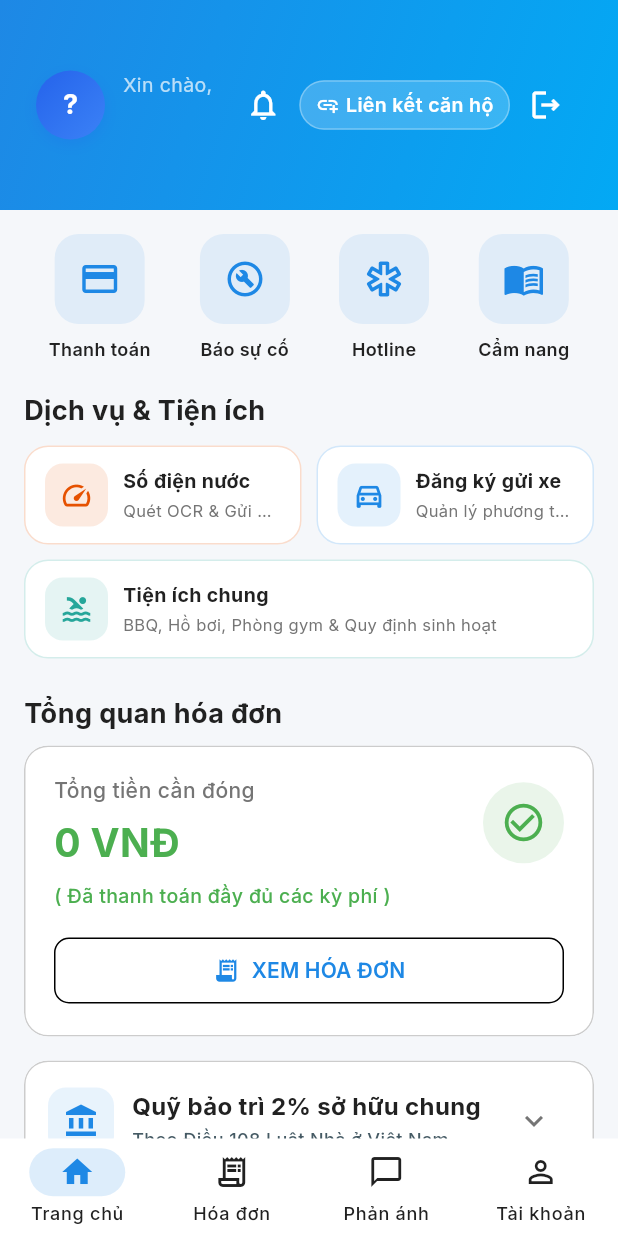
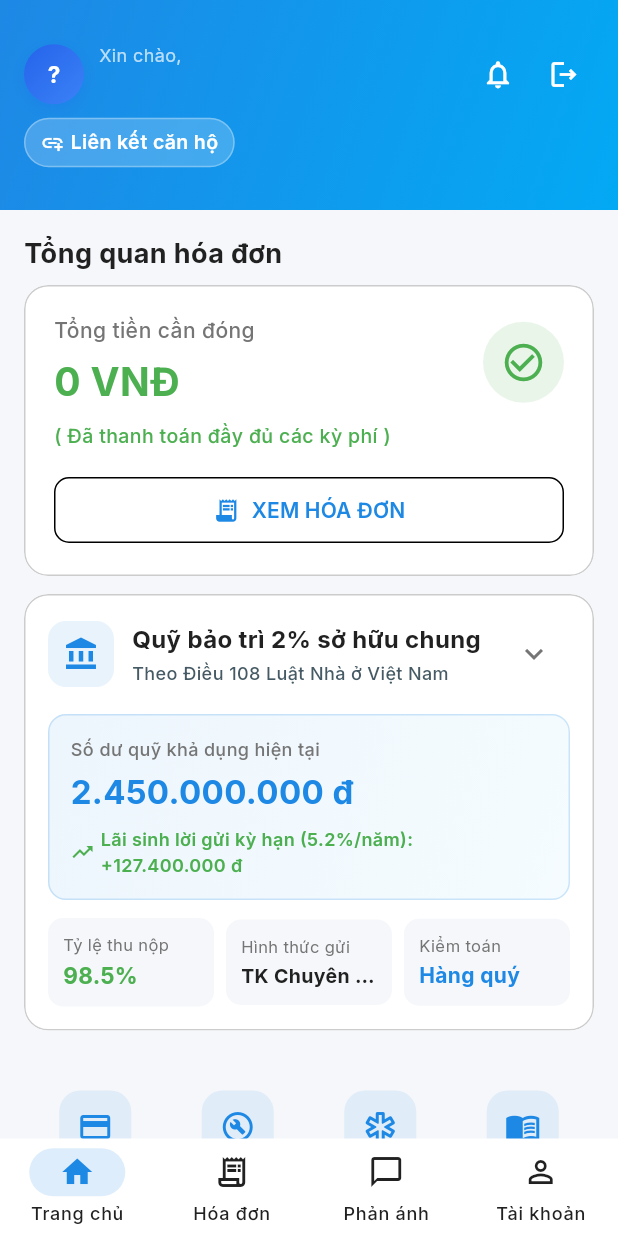
Before and after one commit to PVM-05/PKA-Home, a Flutter app: the screen it shows once a user with an empty profile is signed in, on a phone screen of 412 x 824 dp. Run offline on Flutter 3.47's test engine with Material 3 defaults, Android fonts, the phone set to English and light mode, and no system bars; drawn by our look-alikes of flutter_animate; our stand-ins replace firebase_core, firebase_messaging, fl_chart, flutter_dotenv, flutter_local_notifications, flutter_riverpod and 10 more; missing offline and left inert: excel; accounts and stored records are empty; network calls fail.

Commit message:
feat(resident): tai cau truc trang chu cu dan uu tien hoa don va luoi thao tac U1

```diff
--- a/lib/features/resident/screens/resident_home_screen.dart
+++ b/lib/features/resident/screens/resident_home_screen.dart
@@ -327,21 +327,20 @@ class _ResidentHomeScreenState extends ConsumerState<ResidentHomeScreen> {
               ),
               child: SafeArea(
                 child: Padding(
-                  padding: const EdgeInsets.symmetric(horizontal: 24.0, vertical: 16.0),
-                  child: Row(
-                    crossAxisAlignment: CrossAxisAlignment.center,
-                    mainAxisAlignment: MainAxisAlignment.spaceBetween,
+                  padding: const EdgeInsets.symmetric(horizontal: 16.0, vertical: 12.0),
+                  child: Column(
+                    mainAxisAlignment: MainAxisAlignment.center,
+                    crossAxisAlignment: CrossAxisAlignment.start,
                     children: [
-                      Expanded(
-                        child: Row(
+                      Row(
                         children: [
                           AppAvatar(
                             name: fullName,
-                              size: 46,
-                              fontSize: 18,
+                            size: 40,
+                            fontSize: 15,
                             onTap: () => _onItemTapped(3),
                           ),
-                            const SizedBox(width: 12),
+                          const SizedBox(width: 10),
                           Expanded(
                             child: Column(
                               crossAxisAlignment: CrossAxisAlignment.start,
@@ -349,7 +348,7 @@ class _ResidentHomeScreenState extends ConsumerState<ResidentHomeScreen> {
                               children: [
                                 const Text(
                                   'Xin chào,',
-                                    style: TextStyle(color: Colors.white70, fontSize: 13),
+                                  style: TextStyle(color: Colors.white70, fontSize: 12),
                                 ),
                                 const SizedBox(height: 2),
                                 Text(
@@ -358,28 +357,26 @@ class _ResidentHomeScreenState extends ConsumerState<ResidentHomeScreen> {
                                   overflow: TextOverflow.ellipsis,
                                   style: const TextStyle(
                                     color: Colors.white,
-                                      fontSize: 18,
+                                    fontSize: 16,
                                     fontWeight: FontWeight.bold,
                                   ),
                                 ),
                               ],
                             ),
                           ),
-                          ],
-                        ),
-                      ),
                           const SizedBox(width: 8),
-                      Row(
-                        children: [
                           Consumer(
                             builder: (context, ref, _) {
                               final unreadCount = ref.watch(unreadNotificationsCountProvider);
                               return IconButton(
+                                visualDensity: VisualDensity.compact,
+                                padding: EdgeInsets.zero,
+                                constraints: const BoxConstraints(minWidth: 36, minHeight: 36),
                                 icon: Badge(
                                   isLabelVisible: unreadCount > 0,
                                   label: Text('$unreadCount'),
                                   backgroundColor: AppStatusColors.unpaid,
-                                  child: const Icon(Icons.notifications_outlined, color: Colors.white, size: 24),
+                                  child: const Icon(Icons.notifications_outlined, color: Colors.white, size: 22),
                                 ),
                                 tooltip: 'Thông báo',
                                 onPressed: () {
@@ -388,14 +385,19 @@ class _ResidentHomeScreenState extends ConsumerState<ResidentHomeScreen> {
                               );
                             },
                           ),
-                          const ApartmentSwitcherChip(),
+                          const SizedBox(width: 4),
                           IconButton(
-                            icon: const Icon(Icons.logout_outlined, color: Colors.white, size: 24),
+                            visualDensity: VisualDensity.compact,
+                            padding: EdgeInsets.zero,
+                            constraints: const BoxConstraints(minWidth: 36, minHeight: 36),
+                            icon: const Icon(Icons.logout_outlined, color: Colors.white, size: 22),
                             tooltip: 'Đăng xuất',
                             onPressed: () => _showLogoutDialog(context),
                           ),
                         ],
                       ),
+                      const SizedBox(height: 8),
+                      const ApartmentSwitcherChip(),
                     ],
                   ),
                 ),
@@ -409,36 +411,9 @@ class _ResidentHomeScreenState extends ConsumerState<ResidentHomeScreen> {
             child: Column(
               crossAxisAlignment: CrossAxisAlignment.start,
               children: [
-                // Quick Actions
-                Row(
-                  mainAxisAlignment: MainAxisAlignment.spaceAround,
-                  children: [
-                    _buildQuickAction(Icons.payment, 'Thanh toán', () => _onItemTapped(1))
-                        .animate().fade(duration: 300.ms).slideY(begin: 0.2, curve: Curves.easeOutQuad),
-                    _buildQuickAction(Icons.build_circle_outlined, 'Báo sự cố', () => _onItemTapped(2))
-                        .animate().fade(duration: 300.ms, delay: 100.ms).slideY(begin: 0.2, curve: Curves.easeOutQuad),
-                    _buildQuickAction(
-                      Icons.emergency_outlined,
-                      'Hotline',
-                      () => context.push(AppRoutes.residentHandbook, extra: 0),
-                    ).animate().fade(duration: 300.ms, delay: 200.ms).slideY(begin: 0.2, curve: Curves.easeOutQuad),
-                    _buildQuickAction(
-                      Icons.menu_book_outlined,
-                      'Cẩm nang',
-                      () => context.push(AppRoutes.residentHandbook, extra: 1),
-                    ).animate().fade(duration: 300.ms, delay: 300.ms).slideY(begin: 0.2, curve: Curves.easeOutQuad),
-                  ],
-                ),
-                const SizedBox(height: 20),
-
-                // Cảnh báo gián đoạn dịch vụ bảo trì thiết bị
-                const EquipmentInterruptionBanner(),
-
-                // Dịch vụ & Tiện ích Cư dân
-                _buildResidentServicesSection(context),
-                const SizedBox(height: 24),
-
-                // Invoice Summary Card
+                // ══════════════════════════════════════════════════════════
+                // 02 · ƯU TIÊN: Tổng quan hóa đơn
+                // ══════════════════════════════════════════════════════════
                 const Text(
                   'Tổng quan hóa đơn',
                   style: TextStyle(fontSize: 18, fontWeight: FontWeight.bold),
@@ -548,9 +523,51 @@ class _ResidentHomeScreenState extends ConsumerState<ResidentHomeScreen> {
                     onRetry: () => ref.invalidate(residentInvoiceProvider),
                   ),
                 ),
-                const SizedBox(height: 16),
+                const SizedBox(height: 12),
                 const MaintenanceFundCard(),
+                const SizedBox(height: 20),
 
+                // ══════════════════════════════════════════════════════════
+                // 03 · CẦN QUAN TÂM: Cảnh báo gián đoạn & Thông báo quan trọng
+                // ══════════════════════════════════════════════════════════
+                const EquipmentInterruptionBanner(),
+                const SizedBox(height: 20),
+
+                // ══════════════════════════════════════════════════════════
+                // 04 · THAO TÁC: Lưới thao tác nhanh 4 nút
+                // ══════════════════════════════════════════════════════════
+                Row(
+                  children: [
+                    Expanded(
+                      child: _buildQuickAction(Icons.payment, 'Thanh toán', () => _onItemTapped(1))
+                          .animate().fade(duration: 300.ms).slideY(begin: 0.2, curve: Curves.easeOutQuad),
+                    ),
+                    Expanded(
+                      child: _buildQuickAction(Icons.build_circle_outlined, 'Báo sự cố', () => _onItemTapped(2))
+                          .animate().fade(duration: 300.ms, delay: 100.ms).slideY(begin: 0.2, curve: Curves.easeOutQuad),
+                    ),
+                    Expanded(
+                      child: _buildQuickAction(
+                        Icons.emergency_outlined,
+                        'Hotline',
+                        () => context.push(AppRoutes.residentHandbook, extra: 0),
+                      ).animate().fade(duration: 300.ms, delay: 200.ms).slideY(begin: 0.2, curve: Curves.easeOutQuad),
+                    ),
+                    Expanded(
+                      child: _buildQuickAction(
+                        Icons.menu_book_outlined,
+                        'Cẩm nang',
+                        () => context.push(AppRoutes.residentHandbook, extra: 1),
+                      ).animate().fade(duration: 300.ms, delay: 300.ms).slideY(begin: 0.2, curve: Curves.easeOutQuad),
+                    ),
+                  ],
+                ),
+                const SizedBox(height: 24),
+
+                // ══════════════════════════════════════════════════════════
+                // 05 · DỊCH VỤ: Dịch vụ & Tiện ích Cư dân
+                // ══════════════════════════════════════════════════════════
+                _buildResidentServicesSection(context),
                 const SizedBox(height: 24),
 
                 // Latest Issue Status
@@ -796,20 +813,25 @@ class _ResidentHomeScreenState extends ConsumerState<ResidentHomeScreen> {
     return InkWell(
       onTap: onTap,
       borderRadius: BorderRadius.circular(12),
+      child: Padding(
+        padding: const EdgeInsets.symmetric(horizontal: 2.0),
         child: Column(
           mainAxisSize: MainAxisSize.min,
           children: [
             Container(
-            padding: const EdgeInsets.all(16),
+              padding: const EdgeInsets.all(12),
               decoration: BoxDecoration(
                 color: AppTheme.primary.withValues(alpha: 0.1),
-              borderRadius: BorderRadius.circular(16),
+                borderRadius: BorderRadius.circular(14),
               ),
-            child: Icon(icon, color: AppTheme.primary, size: 28),
+              child: Icon(icon, color: AppTheme.primary, size: 24),
             ),
-          const SizedBox(height: 8),
+            const SizedBox(height: 6),
             Text(
               label,
+              textAlign: TextAlign.center,
+              maxLines: 1,
+              overflow: TextOverflow.ellipsis,
               style: const TextStyle(
                 fontSize: 12,
                 fontWeight: FontWeight.w600,
@@ -817,6 +839,7 @@ class _ResidentHomeScreenState extends ConsumerState<ResidentHomeScreen> {
             ),
           ],
         ),
+      ),
     );
   }
 }
```
Also changed, not shown: 1 other file. Lines whose indentation alone changed are shown as unchanged.
